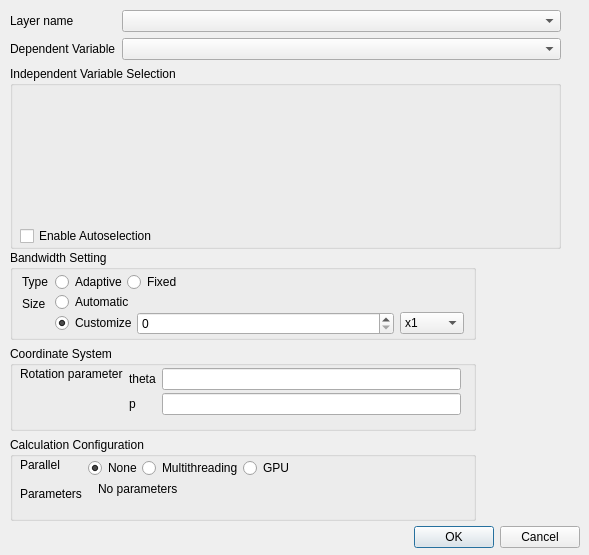
Old version of the form gwmgwroptionsdialog.ui in the repository GWmodel-Lab/GWmodelS.
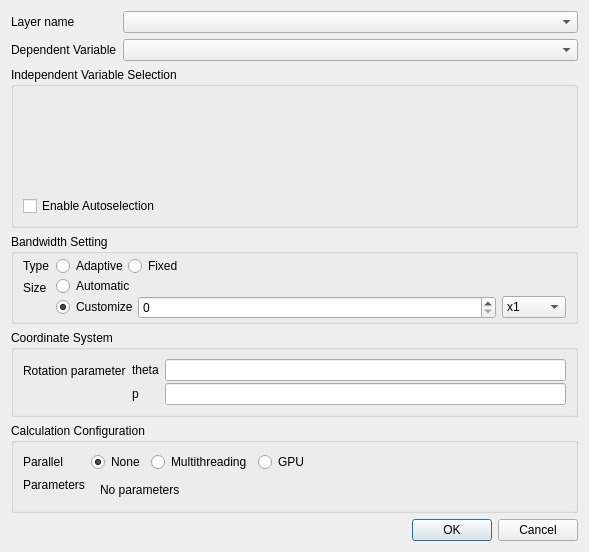
New version of the form. Custom widgets are drawn as their Qt base class.

Commit message: 修改：调整布局

```diff
--- a/gwmgwroptionsdialog.ui
+++ b/gwmgwroptionsdialog.ui
@@ -7,86 +7,15 @@
     <x>0</x>
     <y>0</y>
     <width>589</width>
-    <height>555</height>
+    <height>552</height>
    </rect>
   </property>
   <property name="windowTitle">
    <string>GWR Configure</string>
   </property>
-  <widget class="QGroupBox" name="groupBox">
-   <property name="geometry">
-    <rect>
-     <x>10</x>
-     <y>66</y>
-     <width>551</width>
-     <height>183</height>
-    </rect>
-   </property>
-   <property name="title">
-    <string>Independent Variable Selection</string>
-   </property>
-   <widget class="QWidget" name="layoutWidget">
-    <property name="geometry">
-     <rect>
-      <x>10</x>
-      <y>19</y>
-      <width>541</width>
-      <height>161</height>
-     </rect>
-    </property>
-    <layout class="QVBoxLayout" name="verticalLayout_2">
+  <layout class="QVBoxLayout" name="verticalLayout_3" stretch="0,1,0,0,0,0">
      <item>
-      <widget class="GwmIndepVarSelectorWidget" name="mIndepVarSelector" native="true"/>
-     </item>
-     <item>
-      <widget class="QCheckBox" name="mVariableAutoSelectionCheck">
-       <property name="text">
-        <string>Enable Autoselection</string>
-       </property>
-      </widget>
-     </item>
-    </layout>
-   </widget>
-  </widget>
-  <widget class="QDialogButtonBox" name="buttonBox">
-   <property name="geometry">
-    <rect>
-     <x>350</x>
-     <y>520</y>
-     <width>230</width>
-     <height>34</height>
-    </rect>
-   </property>
-   <property name="orientation">
-    <enum>Qt::Horizontal</enum>
-   </property>
-   <property name="standardButtons">
-    <set>QDialogButtonBox::Cancel|QDialogButtonBox::Ok</set>
-   </property>
-  </widget>
-  <widget class="QWidget" name="layoutWidget">
-   <property name="geometry">
-    <rect>
-     <x>10</x>
-     <y>10</y>
-     <width>551</width>
-     <height>61</height>
-    </rect>
-   </property>
    <layout class="QFormLayout" name="formLayout_6">
-    <item row="0" column="0">
-     <widget class="QLabel" name="label">
-      <property name="sizePolicy">
-       <sizepolicy hsizetype="Fixed" vsizetype="Preferred">
-        <horstretch>0</horstretch>
-        <verstretch>0</verstretch>
-       </sizepolicy>
-      </property>
-      <property name="text">
-       <string>Layer name</string>
-      </property>
-     </widget>
-    </item>
     <item row="0" column="1">
      <widget class="QComboBox" name="mLayerComboBox"/>
     </item>
@@ -100,18 +29,40 @@
     <item row="1" column="1">
      <widget class="QComboBox" name="mDepVarComboBox"/>
     </item>
-   </layout>
-  </widget>
-  <widget class="QWidget" name="layoutWidget">
-   <property name="geometry">
-    <rect>
-     <x>10</x>
-     <y>250</y>
-     <width>466</width>
-     <height>271</height>
-    </rect>
-   </property>
-   <layout class="QVBoxLayout" name="verticalLayout">
+     <item row="0" column="0">
+      <widget class="QLabel" name="label">
+       <property name="sizePolicy">
+        <sizepolicy hsizetype="Fixed" vsizetype="Preferred">
+         <horstretch>0</horstretch>
+         <verstretch>0</verstretch>
+        </sizepolicy>
+       </property>
+       <property name="text">
+        <string>Layer name</string>
+       </property>
+      </widget>
+     </item>
+    </layout>
+   </item>
+   <item>
+    <widget class="QGroupBox" name="groupBox">
+     <property name="title">
+      <string>Independent Variable Selection</string>
+     </property>
+     <layout class="QVBoxLayout" name="verticalLayout_4">
+      <item>
+       <widget class="GwmIndepVarSelectorWidget" name="mIndepVarSelector" native="true"/>
+      </item>
+      <item>
+       <widget class="QCheckBox" name="mVariableAutoSelectionCheck">
+        <property name="text">
+         <string>Enable Autoselection</string>
+        </property>
+       </widget>
+      </item>
+     </layout>
+    </widget>
+   </item>
     <item>
      <widget class="QGroupBox" name="groupBox_2">
       <property name="sizePolicy">
@@ -355,22 +306,7 @@
       <property name="title">
        <string>Coordinate System</string>
       </property>
-      <widget class="QWidget" name="">
-       <property name="geometry">
-        <rect>
-         <x>10</x>
-         <y>21</y>
-         <width>441</width>
-         <height>51</height>
-        </rect>
-       </property>
-       <layout class="QGridLayout" name="gridLayout_3">
-        <property name="horizontalSpacing">
-         <number>6</number>
-        </property>
-        <property name="verticalSpacing">
-         <number>2</number>
-        </property>
+     <layout class="QFormLayout" name="formLayout_2">
         <item row="0" column="0">
          <widget class="QLabel" name="label_4">
           <property name="sizePolicy">
@@ -387,8 +323,8 @@
           </property>
          </widget>
         </item>
-        <item row="0" column="1" rowspan="2">
-         <layout class="QGridLayout" name="gridLayout_2">
+      <item row="0" column="1">
+       <layout class="QFormLayout" name="formLayout_5">
           <property name="horizontalSpacing">
            <number>6</number>
           </property>
@@ -417,24 +353,7 @@
           </item>
          </layout>
         </item>
-        <item row="1" column="0">
-         <spacer name="verticalSpacer">
-          <property name="orientation">
-           <enum>Qt::Vertical</enum>
-          </property>
-          <property name="sizeType">
-           <enum>QSizePolicy::Expanding</enum>
-          </property>
-          <property name="sizeHint" stdset="0">
-           <size>
-            <width>20</width>
-            <height>30</height>
-           </size>
-          </property>
-         </spacer>
-        </item>
-       </layout>
-      </widget>
+     </layout>
      </widget>
     </item>
     <item>
@@ -448,19 +367,7 @@
       <property name="title">
        <string>Calculation Configuration</string>
       </property>
-      <widget class="QWidget" name="">
-       <property name="geometry">
-        <rect>
-         <x>10</x>
-         <y>21</y>
-         <width>451</width>
-         <height>56</height>
-        </rect>
-       </property>
-       <layout class="QGridLayout" name="gridLayout">
-        <property name="verticalSpacing">
-         <number>2</number>
-        </property>
+     <layout class="QFormLayout" name="formLayout_7">
         <item row="0" column="0">
          <widget class="QLabel" name="label_7">
           <property name="text">
@@ -468,7 +375,7 @@
           </property>
          </widget>
         </item>
-        <item row="0" column="1" rowspan="2">
+      <item row="0" column="1">
          <layout class="QHBoxLayout" name="horizontalLayout_7">
           <item>
            <widget class="QRadioButton" name="mCalcParallelNoneRadio">
@@ -527,7 +434,7 @@
           </item>
          </layout>
         </item>
-        <item row="1" column="0" rowspan="2">
+      <item row="1" column="0">
          <widget class="QLabel" name="label_10">
           <property name="sizePolicy">
            <sizepolicy hsizetype="Preferred" vsizetype="Fixed">
@@ -543,25 +450,27 @@
           </property>
          </widget>
         </item>
-        <item row="2" column="1">
+      <item row="1" column="1">
          <widget class="QStackedWidget" name="stackedWidget">
           <property name="currentIndex">
            <number>0</number>
           </property>
           <widget class="QWidget" name="page">
+         <layout class="QVBoxLayout" name="verticalLayout">
+          <property name="topMargin">
+           <number>0</number>
+          </property>
+          <property name="bottomMargin">
+           <number>0</number>
+          </property>
+          <item>
            <widget class="QLabel" name="label_11">
-            <property name="geometry">
-             <rect>
-              <x>10</x>
-              <y>0</y>
-              <width>117</width>
-              <height>18</height>
-             </rect>
-            </property>
             <property name="text">
              <string>No parameters</string>
             </property>
            </widget>
+          </item>
+         </layout>
           </widget>
           <widget class="QWidget" name="page_3">
            <layout class="QFormLayout" name="formLayout_3">
@@ -621,10 +530,18 @@
         </item>
        </layout>
       </widget>
+   </item>
+   <item>
+    <widget class="QDialogButtonBox" name="buttonBox">
+     <property name="orientation">
+      <enum>Qt::Horizontal</enum>
+     </property>
+     <property name="standardButtons">
+      <set>QDialogButtonBox::Cancel|QDialogButtonBox::Ok</set>
+     </property>
      </widget>
     </item>
    </layout>
-  </widget>
  </widget>
  <customwidgets>
   <customwidget>
```
Lines whose indentation alone changed are shown as unchanged. The commit also changes 1 other file.
